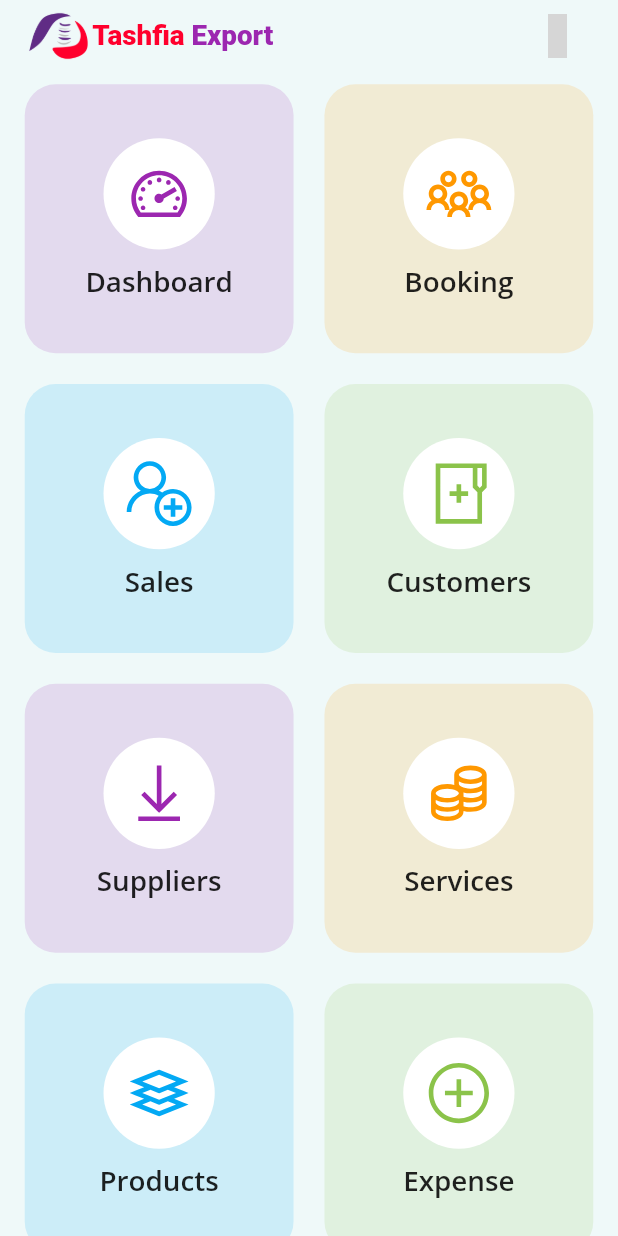
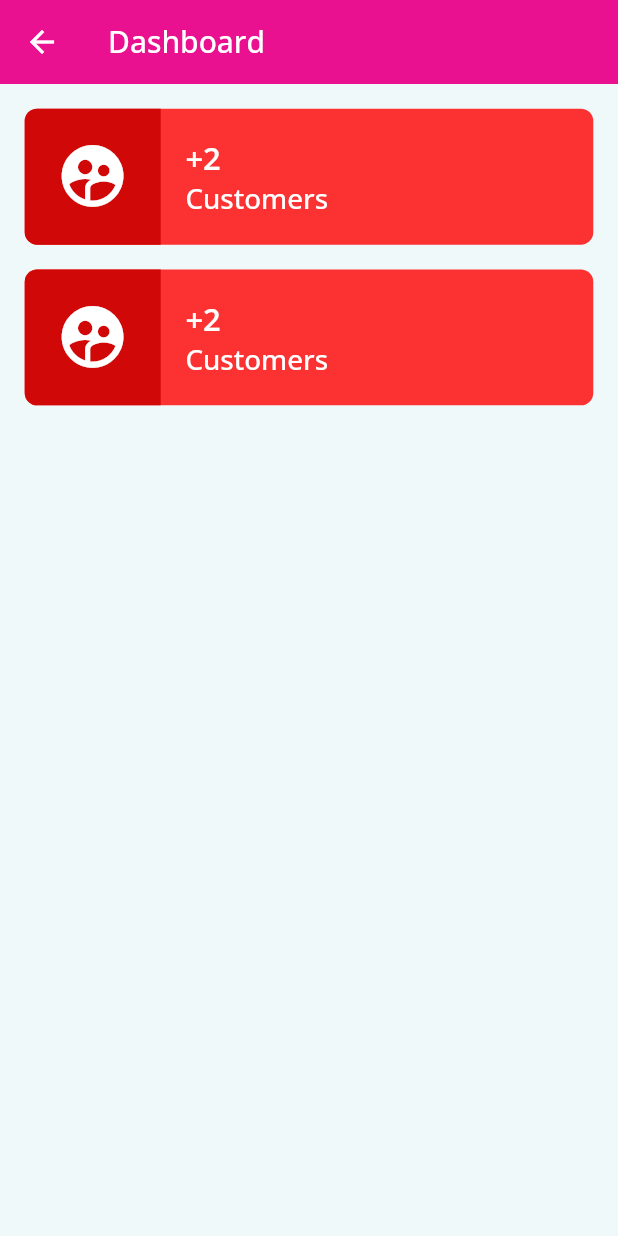
Before and after one commit to SujitSarkar/Red-Saloon-App, a Flutter app: the HomePage screen opened directly, after a tap on "Dashboard", on a phone screen of 412 x 824 dp. Run offline on Flutter 3.47's test engine with Material 2 defaults, Android fonts, the phone set to English and light mode, and no system bars; our stand-ins replace cached_network_image, fluttertoast, get, line_awesome_flutter, shared_preferences; accounts and stored records are empty; grey boxes are pictures that could not be loaded.

Commit message:
dashboard design start

```diff
--- a/lib/pages/dashboard_page.dart
+++ b/lib/pages/dashboard_page.dart
@@ -0,0 +1,109 @@
+import 'package:flutter/material.dart';
+import 'package:red_saloon/variables/config.dart';
+
+class DashboardPage extends StatefulWidget {
+  const DashboardPage({Key? key}) : super(key: key);
+
+  @override
+  State<DashboardPage> createState() => _DashboardPageState();
+}
+
+class _DashboardPageState extends State<DashboardPage> {
+  @override
+  Widget build(BuildContext context) {
+    return Scaffold(
+      appBar: AppBar(
+        title: const Text('Dashboard'),
+        elevation: 0.0,
+      ),
+      body: _bodyUI(),
+    );
+  }
+
+  Widget _bodyUI()=>ListView(
+    padding: EdgeInsets.all(dSize(.04)),
+    children: [
+
+      ///Customer card
+      Container(
+        decoration: BoxDecoration(
+          color: const Color(0xffFC3131),
+          borderRadius: BorderRadius.all(Radius.circular(dSize(.02)))
+        ),
+        child: Row(
+          children: [
+            ///1st Section
+            Container(
+              padding: EdgeInsets.symmetric(horizontal: dSize(.05),vertical: dSize(.05)),
+              alignment: Alignment.center,
+              decoration: BoxDecoration(
+                color: const Color(0xffD10808),
+                borderRadius: BorderRadius.only(
+                  topLeft: Radius.circular(dSize(.02)),
+                  bottomLeft: Radius.circular(dSize(.02)),
+                )
+              ),
+              child: Icon(Icons.supervised_user_circle_sharp,color: Colors.white,size: dSize(.12)),
+            ),
+
+            ///Second Section
+            Expanded(
+              child: Padding(
+                padding: EdgeInsets.only(left:dSize(.04)),
+                child: Column(
+                  crossAxisAlignment: CrossAxisAlignment.start,
+                  mainAxisAlignment: MainAxisAlignment.center,
+                  children: [
+                    Text('+2',style: TextStyle(color: Colors.white,fontSize: dSize(.05),fontWeight: FontWeight.bold)),
+                    Text('Customers',style: TextStyle(color: Colors.white,fontSize: dSize(.045),fontWeight: FontWeight.w500)),
+                  ],
+                ),
+              ),
+            )
+          ],
+        ),
+      ),
+      SizedBox(height: dSize(.04)),
+
+      ///Customer card
+      Container(
+        decoration: BoxDecoration(
+            color: const Color(0xffFC3131),
+            borderRadius: BorderRadius.all(Radius.circular(dSize(.02)))
+        ),
+        child: Row(
+          children: [
+            ///1st Section
+            Container(
+              padding: EdgeInsets.symmetric(horizontal: dSize(.05),vertical: dSize(.05)),
+              alignment: Alignment.center,
+              decoration: BoxDecoration(
+                  color: const Color(0xffD10808),
+                  borderRadius: BorderRadius.only(
+                    topLeft: Radius.circular(dSize(.02)),
+                    bottomLeft: Radius.circular(dSize(.02)),
+                  )
+              ),
+              child: Icon(Icons.supervised_user_circle_sharp,color: Colors.white,size: dSize(.12)),
+            ),
+
+            ///Second Section
+            Expanded(
+              child: Padding(
+                padding: EdgeInsets.only(left:dSize(.04)),
+                child: Column(
+                  crossAxisAlignment: CrossAxisAlignment.start,
+                  mainAxisAlignment: MainAxisAlignment.center,
+                  children: [
+                    Text('+2',style: TextStyle(color: Colors.white,fontSize: dSize(.05),fontWeight: FontWeight.bold)),
+                    Text('Customers',style: TextStyle(color: Colors.white,fontSize: dSize(.045),fontWeight: FontWeight.w500)),
+                  ],
+                ),
+              ),
+            )
+          ],
+        ),
+      ),
+    ]
+  );
+}
--- a/lib/util/customer_list_tile.dart
+++ b/lib/util/customer_list_tile.dart
@@ -1,11 +1,8 @@
-
 import 'package:cached_network_image/cached_network_image.dart';
 import 'package:flutter/cupertino.dart';
 import 'package:flutter/material.dart';
 import 'package:line_awesome_flutter/line_awesome_flutter.dart';
-
 import 'package:intl/intl.dart';
-
 import '../model/customer_model.dart';
 import '../variables/color_variable.dart';
 import '../variables/config.dart';
--- a/lib/widgets/home_menu_tile.dart
+++ b/lib/widgets/home_menu_tile.dart
@@ -1,5 +1,6 @@
 import 'package:flutter/material.dart';
 import 'package:get/get.dart';
+import 'package:red_saloon/pages/dashboard_page.dart';
 import '../controller/public_controller.dart';
 import '../model/home_menu_model.dart';
 import '../pages/booking_page.dart';
@@ -33,16 +34,19 @@ class HomeMenuTile extends StatelessWidget {
                 Get.to(()=>const ServicePage());
               }
               else if (model.title=='Expense'){
-                Get.to(()=> AllExpensePage());
+                Get.to(()=> const AllExpensePage());
               }
               else if (model.title=='Booking'){
-                Get.to(()=>BookingPage());
+                Get.to(()=>const BookingPage());
               }
               else if (model.title=='Stocks'){
-                Get.to(()=>StockReportPage());
+                Get.to(()=>const StockReportPage());
               }
               else if (model.title=='Daily Report'){
-                Get.to(()=>DailyReportpage());
+                Get.to(()=>const DailyReportpage());
+              }
+              else if (model.title=='Dashboard'){
+                Get.to(()=>const DashboardPage());
               }
 
             },
--- a/pubspec.yaml
+++ b/pubspec.yaml
@@ -16,7 +16,7 @@ dependencies:
   fluttertoast: ^8.0.9
   intl: ^0.17.0
   http: ^0.13.4
-  cached_network_image: ^3.2.1
+  cached_network_image:
 
 dev_dependencies:
   flutter_test:
```
Also changed, not shown: pubspec.lock.
